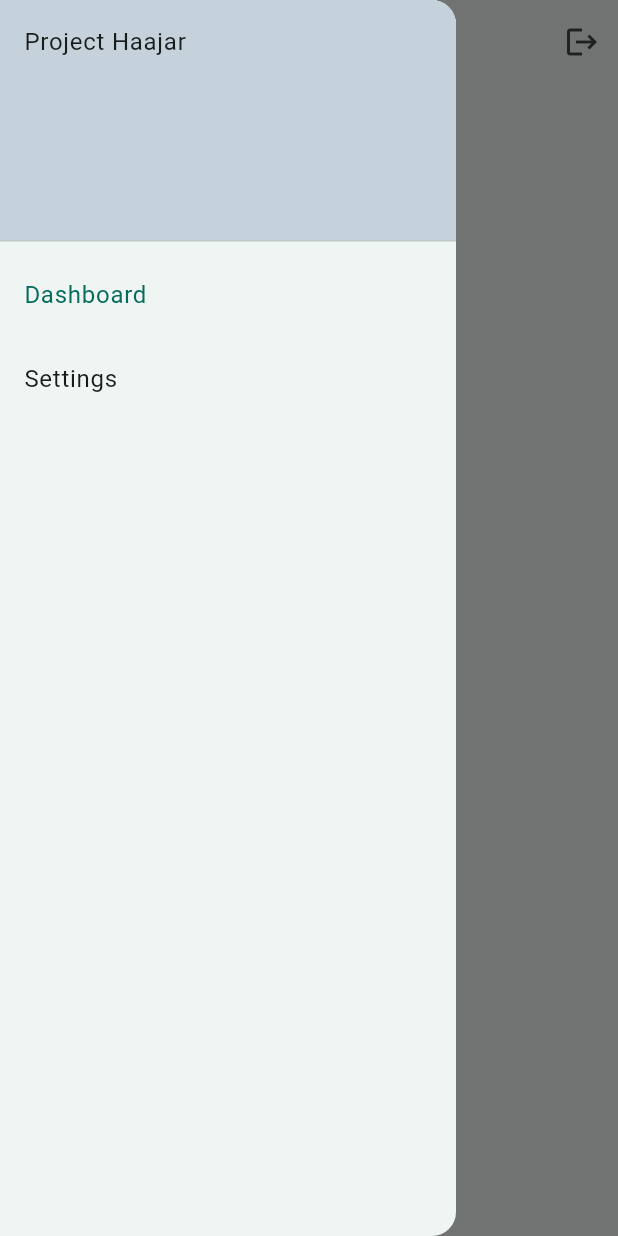
After one commit to ATS527/project_haajar, a Flutter app: the HomeScreen screen opened by its route, with the side drawer open, on a phone screen of 412 x 824 dp. The commit adds this screen. Run offline on Flutter 3.47's test engine with Material 3 defaults, Android fonts, the phone set to English and light mode, and no system bars; our stand-ins replace appwrite, flutter_dotenv, go_router, signals; network calls fail.

Commit message:
added realtime authentication from appwrite and changed to navigation drawer from bottom navigation bar

```diff
--- a/lib/router.dart
+++ b/lib/router.dart
@@ -6,14 +6,14 @@ import 'package:project_haajar/screens/authentication/forgot_password_screen.dar
 import 'package:project_haajar/screens/authentication/sign_in_screen.dart';
 import 'package:project_haajar/screens/authentication/sign_up_screen.dart';
 import 'package:project_haajar/screens/authentication/splash_screen.dart';
-import 'package:project_haajar/screens/bottom_navigation/bottom_navigation_bar.dart';
+import 'package:project_haajar/screens/home_page_screens/home_screen.dart';
 import 'package:signals/signals_flutter.dart';
 
 class CustomRouter {
   static GoRouter routerFunction() {
     return GoRouter(
       refreshListenable: auth.isLoggedIn.toValueListenable(),
-      routes: [
+      routes: <RouteBase>[
         GoRoute(
             path: '/',
             redirect: (context, state) {
@@ -25,8 +25,8 @@ class CustomRouter {
             builder: (context, state) => const SplashScreen(),
             routes: [
               GoRoute(
-                path: 'bottom-navigation-bar',
-                builder: (context, state) => const BottomNavigationBarCustom(),
+                path: 'home-screen',
+                builder: (context, state) => const HomeScreen(),
               ),
             ]),
         GoRoute(
@@ -65,7 +65,7 @@ class AppRouteConstants {
   static const String forgotPasswordScreen = "/forgot-password";
   static const String signInScreen = "/sign-in";
   static const String signUpScreen = "/sign-up";
-  static const String bottomNavigationBar = "/bottom-navigation-bar";
+  static const String homeScreen = "/home-screen";
   static const String forgotPasswordPrompt = "/forgot-password-prompt";
   static const String confirmationMailScreen = "/confirmation-mail-screen";
 }
--- a/lib/screens/authentication/splash_screen.dart
+++ b/lib/screens/authentication/splash_screen.dart
@@ -1,7 +1,7 @@
 import 'package:flutter/material.dart';
 import 'package:project_haajar/controllers/authentication_controller.dart';
 import 'package:project_haajar/screens/authentication/sign_in_screen.dart';
-import 'package:project_haajar/screens/bottom_navigation/bottom_navigation_bar.dart';
+import 'package:project_haajar/screens/home_page_screens/home_screen.dart';
 
 class SplashScreen extends StatefulWidget {
   const SplashScreen({super.key});
@@ -28,7 +28,7 @@ class _SplashScreenState extends State<SplashScreen> {
             );
           }
           if (snapshot.hasData) {
-            return const BottomNavigationBarCustom();
+            return const HomeScreen();
           }
           return const SignInScreen();
         },
--- /dev/null
+++ b/lib/screens/home_page_screens/dashboard_screen.dart
@@ -0,0 +1,10 @@
+import 'package:flutter/widgets.dart';
+
+class DashboardScreen extends StatelessWidget {
+  const DashboardScreen({super.key});
+
+  @override
+  Widget build(BuildContext context) {
+    return  Container();
+  }
+}
--- /dev/null
+++ b/lib/screens/home_page_screens/home_screen.dart
@@ -0,0 +1,80 @@
+import 'package:flutter/material.dart';
+import 'package:go_router/go_router.dart';
+import 'package:project_haajar/controllers/authentication_controller.dart';
+import 'package:project_haajar/screens/home_page_screens/dashboard_screen.dart';
+import 'package:project_haajar/screens/home_page_screens/settings_screen.dart';
+
+class HomeScreen extends StatefulWidget {
+  const HomeScreen({super.key});
+
+  @override
+  State<HomeScreen> createState() => _HomeScreenState();
+}
+
+class _HomeScreenState extends State<HomeScreen> {
+  int _selectedIndex = 0;
+
+  void logout() async {
+    await auth.logoutUser().catchError((err) {
+      ScaffoldMessenger.of(context).showSnackBar(
+        SnackBar(
+          content: Text(err.toString()),
+        ),
+      );
+    });
+  }
+
+  List<Widget> drawableWidgets = [
+    const DashboardScreen(),
+    const SettingsScreen(),
+  ];
+
+  @override
+  Widget build(BuildContext context) {
+    return Scaffold(
+      appBar: AppBar(
+        actions: [
+          IconButton(
+            onPressed: logout,
+            icon: const Icon(Icons.logout),
+          ),
+        ],
+        title: Text("Welcome ${auth.currentUserName.peek()}"),
+      ),
+      drawer: Drawer(
+        child: ListView(
+          padding: EdgeInsets.zero,
+          children: [
+            const DrawerHeader(
+              decoration: BoxDecoration(
+                color: Color.fromARGB(255, 198, 210, 219),
+              ),
+              child: Text('Project Haajar'),
+            ),
+            ListTile(
+              title: const Text('Dashboard'),
+              selected: _selectedIndex == 0,
+              onTap: () {
+                setState(() {
+                  _selectedIndex = 0;
+                });
+                context.pop();
+              },
+            ),
+            ListTile(
+              title: const Text('Settings'),
+              selected: _selectedIndex == 1,
+              onTap: () {
+                setState(() {
+                  _selectedIndex = 1;
+                });
+                context.pop();
+              },
+            ),
+          ],
+        ),
+      ),
+      body: drawableWidgets.elementAt(_selectedIndex),
+    );
+  }
+}
```
Also changed, not shown: lib/screens/bottom_navigation/assignments_view.dart (deleted, +0 -10 lines), lib/screens/bottom_navigation/bottom_navigation_bar.dart (deleted, +0 -118 lines), lib/screens/bottom_navigation/dashboard_view.dart (deleted, +0 -106 lines), lib/screens/bottom_navigation/notifications_view.dart (deleted, +0 -10 lines), lib/screens/bottom_navigation/settings_view.dart (deleted, +0 -10 lines), lib/screens/home_page_screens/settings_screen.dart (added, +14 -0 lines).
